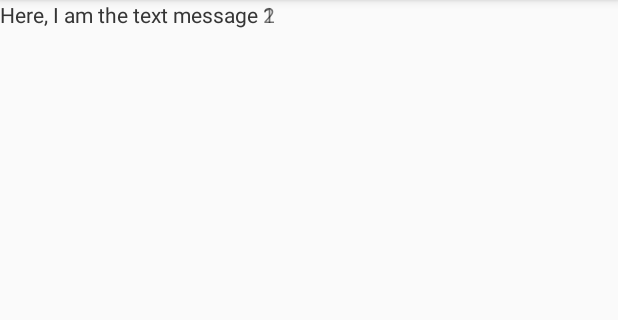
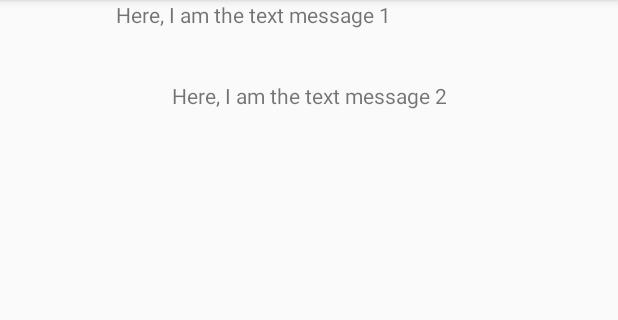
Before and after one commit to TharinduBalasooriya/MADTute2, an Android app: the screen it shows after launch (MainActivity), on a phone screen of 412 x 824 dp, the part 84-404 px from its top. Run offline under Robolectric (Android 15) with nearby library versions, the phone set to English and light mode, and no system bars.

Commit message:
Second commit

```diff
--- a/app/src/main/java/com/example/usingstrings/MainActivity.java
+++ b/app/src/main/java/com/example/usingstrings/MainActivity.java
@@ -3,15 +3,21 @@ package com.example.usingstrings;
 import androidx.appcompat.app.AppCompatActivity;
 
 import android.os.Bundle;
+
+import android.util.Log;
 import android.widget.TextView;
 
 public class MainActivity extends AppCompatActivity {
+
+
 
     TextView txtView2;
     @Override
     protected void onCreate(Bundle savedInstanceState) {
         super.onCreate(savedInstanceState);
         setContentView(R.layout.activity_main);
+
+        Log.i("LifeCycle", "onCreate() invoked");
 
         txtView2 = findViewById(R.id.textView2);
         txtView2.setText(R.string.Msg2);
@@ -20,5 +26,41 @@ public class MainActivity extends AppCompatActivity {
 
     }
 
+    @Override
+    protected void onStart() {
+        super.onStart();
+        Log.i("LifeCycle", "onStart() invoked");
+    }
 
+    @Override
+    protected void onRestart() {
+        super.onRestart();
+        Log.i("LifeCycle", "onRestart() invoked");
+    }
+
+
+    @Override
+    protected void onResume() {
+        super.onResume();
+        Log.i("LifeCycle", "onResume() invoked");
+    }
+
+
+    @Override
+    protected void onPause() {
+        super.onPause();
+        Log.i("LifeCycle", "onPause() invoked");
+    }
+
+    @Override
+    protected void onStop() {
+        super.onStop();
+        Log.i("LifeCycle", "onStop() invoked");
+    }
+
+    @Override
+    protected void onDestroy() {
+        super.onDestroy();
+        Log.i("LifeCycle", "onDestroy() invoked");
+    }
 }
--- a/app/src/main/res/layout/activity_main.xml
+++ b/app/src/main/res/layout/activity_main.xml
@@ -11,14 +11,19 @@
         android:layout_width="257dp"
         android:layout_height="46dp"
         android:text="@string/Msg1"
-        tools:layout_editor_absoluteX="83dp"
+        app:layout_constraintEnd_toEndOf="parent"
+        app:layout_constraintHorizontal_bias="0.5"
+        app:layout_constraintStart_toStartOf="parent"
         tools:layout_editor_absoluteY="140dp" />
 
     <TextView
         android:id="@+id/textView2"
         android:layout_width="wrap_content"
         android:layout_height="wrap_content"
+        android:layout_marginTop="8dp"
         android:text="TextView"
-        tools:layout_editor_absoluteX="159dp"
-        tools:layout_editor_absoluteY="264dp" />
+        app:layout_constraintEnd_toEndOf="parent"
+        app:layout_constraintHorizontal_bias="0.5"
+        app:layout_constraintStart_toStartOf="parent"
+        app:layout_constraintTop_toBottomOf="@+id/textView" />
 </androidx.constraintlayout.widget.ConstraintLayout>
```
